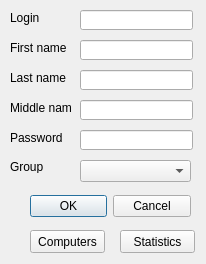
Above: server/gui/usereditdialog.ui from EPecherkin/diplom before the change. Below: the same form after it.
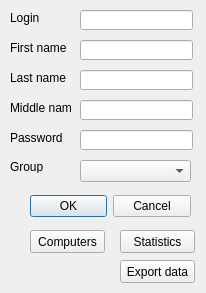
That is the form after the change.

Diff of the .ui file:
```diff
--- a/server/gui/usereditdialog.ui
+++ b/server/gui/usereditdialog.ui
@@ -7,9 +7,27 @@
     <x>0</x>
     <y>0</y>
     <width>206</width>
-    <height>264</height>
+    <height>293</height>
    </rect>
   </property>
+  <property name="sizePolicy">
+   <sizepolicy hsizetype="Fixed" vsizetype="Fixed">
+    <horstretch>0</horstretch>
+    <verstretch>0</verstretch>
+   </sizepolicy>
+  </property>
+  <property name="minimumSize">
+   <size>
+    <width>206</width>
+    <height>293</height>
+   </size>
+  </property>
+  <property name="maximumSize">
+   <size>
+    <width>206</width>
+    <height>293</height>
+   </size>
+  </property>
   <property name="windowTitle">
    <string>Dialog</string>
   </property>
@@ -193,6 +211,19 @@
     <string>Group</string>
    </property>
   </widget>
+  <widget class="QPushButton" name="exportDataPB">
+   <property name="geometry">
+    <rect>
+     <x>120</x>
+     <y>260</y>
+     <width>75</width>
+     <height>23</height>
+    </rect>
+   </property>
+   <property name="text">
+    <string>Export data</string>
+   </property>
+  </widget>
  </widget>
  <resources/>
  <connections>
```
